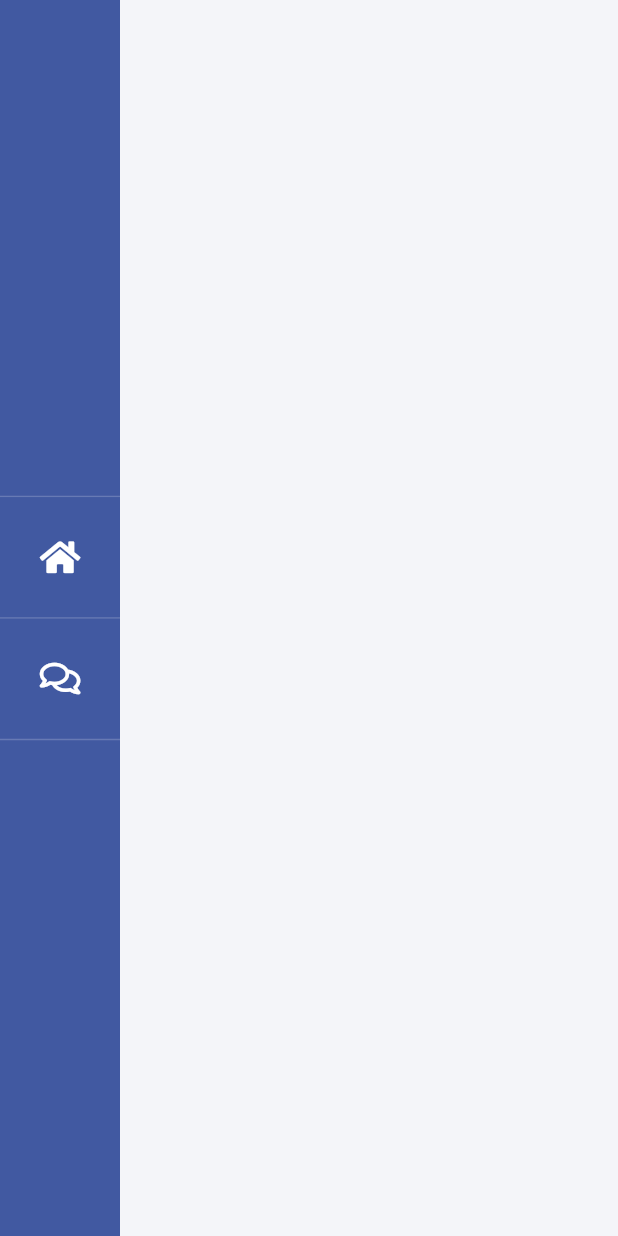
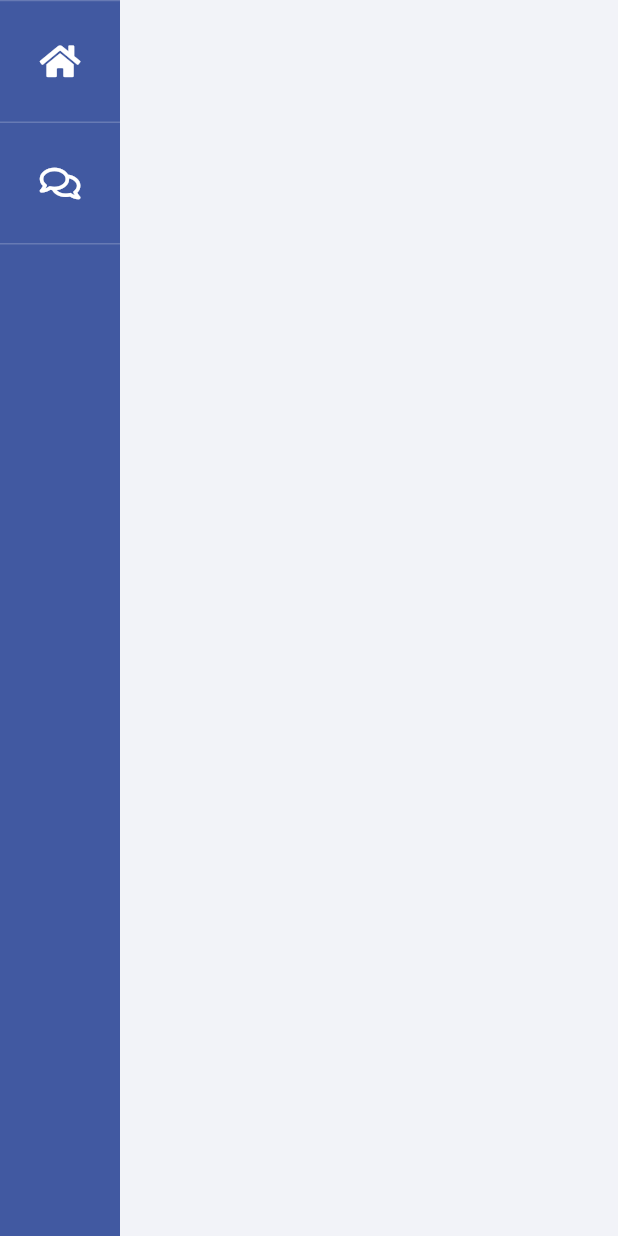
Before and after one commit to benhurott/flutter-demo, a Flutter app: the screen it shows after launch, on a phone screen of 412 x 824 dp. Run offline on Flutter 3.47's test engine with Material 2 defaults, Android fonts, the phone set to English and light mode, and no system bars; our stand-ins replace font_awesome_flutter.

Commit message:
feat(menu): adding messenger menu switcher

```diff
--- a/lib/main.dart
+++ b/lib/main.dart
@@ -10,10 +10,10 @@ class MainApp extends StatelessWidget {
   Widget build(BuildContext context) {
     return new MaterialApp(
       title: 'Flutter Demo',
-      theme: new ThemeData(
-          hintColor: Colors.blue,
-          buttonColor: Colors.blue
-      ),
+//      theme: new ThemeData(
+//          hintColor: Colors.blue,
+//          buttonColor: Colors.blue
+//      ),
       home: new Scaffold(
         body: new HomePage(),
       ),
--- a/lib/ui/components/lateral-menu/LateralMenu.dart
+++ b/lib/ui/components/lateral-menu/LateralMenu.dart
@@ -1,9 +1,18 @@
 import 'package:flutter/material.dart';
 import 'package:flutter_demo/ui/theme/ColorPalette.dart';
-import 'package:flutter_demo/ui/components/lateral-menu/buttons/HomeMenuButton.dart';
-import 'package:flutter_demo/ui/components/lateral-menu/buttons/ChatMenuButton.dart';
+import 'package:flutter_demo/ui/components/lateral-menu/MenuButton.dart';
+import 'package:flutter_demo/ui/components/lateral-menu/MenuSection.dart';
+import 'package:font_awesome_flutter/font_awesome_flutter.dart';
+
+const iconColor = Colors.white;
 
 class LateralMenu extends StatelessWidget{
+
+  LateralMenu({ Function onMenuSelected }) {
+    this.onMenuSelected = onMenuSelected ?? (MenuSection menu){};
+  }
+
+  Function onMenuSelected;
 
   Widget _renderMenuButtonDivisor() {
     return new Container(
@@ -12,20 +21,30 @@ class LateralMenu extends StatelessWidget{
     );
   }
 
+  _onHomeSelected() {
+    this.onMenuSelected(MenuSection.home);
+  }
+
+  _onChatSelected() {
+    this.onMenuSelected(MenuSection.messenger);
+  }
+
   @override
   Widget build(BuildContext context) {
     return new Container(
       color: ColorPalette.primaryBlue, width: 80.0,
+      child: new SafeArea(
         child: new Column(
-        mainAxisAlignment: MainAxisAlignment.center,
+          mainAxisAlignment: MainAxisAlignment.start,
           children: <Widget>[
             this._renderMenuButtonDivisor(),
-          new HomeMenuButton(),
+            new MenuButton(icon: new Icon(FontAwesomeIcons.home, color: iconColor), onSelect: this._onHomeSelected),
             this._renderMenuButtonDivisor(),
-          new ChatMenuButton(),
+            new MenuButton(icon: new Icon(FontAwesomeIcons.comments, color: iconColor), onSelect: this._onChatSelected),
             this._renderMenuButtonDivisor()
           ],
-      ),
+        )
+      )
     );
   }
 }
--- /dev/null
+++ b/lib/ui/components/lateral-menu/MenuButton.dart
@@ -0,0 +1,33 @@
+import 'package:flutter/material.dart';
+import 'package:flutter_demo/ui/theme/ColorPalette.dart';
+import 'package:font_awesome_flutter/font_awesome_flutter.dart';
+
+class MenuButton extends StatelessWidget {
+
+  MenuButton({this.icon, this.onSelect});
+
+  Icon icon;
+  Function onSelect;
+
+  @override
+  Widget build(BuildContext context) {
+    return new Container(
+      color: ColorPalette.primaryBlue,
+      height: 80.0,
+      child: new Material(
+        color: Colors.transparent,
+        child: new InkWell(
+          splashColor: Colors.white.withOpacity(0.2),
+          onTap: this.onSelect,
+          child: new Center(
+            child: new Container(
+                height: 30.0,
+                width: 30.0,
+                child: this.icon
+            ),
+          ),
+        ),
+      )
+    );
+  }
+}
--- /dev/null
+++ b/lib/ui/components/lateral-menu/MenuSection.dart
@@ -0,0 +1,4 @@
+enum MenuSection {
+  home,
+  messenger
+}
--- a/lib/ui/components/lateral-menu/buttons/ChatMenuButton.dart
+++ /dev/null
@@ -1,18 +0,0 @@
-import 'package:flutter/material.dart';
-import 'package:flutter_demo/ui/components/lateral-menu/buttons/BaseMenuButton.dart';
-import 'package:font_awesome_flutter/font_awesome_flutter.dart';
-
-class ChatMenuButton extends BaseMenuButton {
-//  @override
-//  String getIconName() {
-//    return "lib/ui/images/menu_chat.png";
-//  }
-
-  Icon getIcon(Color color) {
-    return new Icon(FontAwesomeIcons.comments, color: color);
-  }
-
-  onSelect() {
-    //todo
-  }
-}
--- a/lib/ui/components/lateral-menu/buttons/HomeMenuButton.dart
+++ /dev/null
@@ -1,20 +0,0 @@
-import 'package:flutter/material.dart';
-import 'package:flutter_demo/ui/components/lateral-menu/buttons/BaseMenuButton.dart';
-import 'package:font_awesome_flutter/font_awesome_flutter.dart';
-
-class HomeMenuButton extends BaseMenuButton {
-
-//  @override
-//  String getIconName() {
-//    return "lib/ui/images/menu_home.png";
-//  }
-
-  @override
-  Icon getIcon(Color color) {
-    return new Icon(FontAwesomeIcons.home, color: color);
-  }
-
-  onSelect() {
-    //todo
-  }
-}
--- a/lib/ui/pages/home/HomePage.dart
+++ b/lib/ui/pages/home/HomePage.dart
@@ -1,16 +1,53 @@
 import 'package:flutter/material.dart';
 import 'package:flutter_demo/ui/components/lateral-menu/LateralMenu.dart';
+import 'package:flutter_demo/ui/components/lateral-menu/MenuSection.dart';
+import 'package:flutter_demo/ui/theme/ColorPalette.dart';
+import 'package:flutter_demo/ui/pages/messenger/MessengerPage.dart';
 
-class HomePage extends StatelessWidget {
+class HomePage extends StatefulWidget {
+
+  HomePage({Key key}): super(key: key);
+
+  @override
+  State<StatefulWidget> createState() {
+    return new _HomePageState();
+  }
+}
+
+class _HomePageState extends State<HomePage> {
+  MenuSection _currentPage = MenuSection.home;
+
+  Widget _renderHomePage() {
+    return new Container(color: ColorPalette.pageBackgroundGray);
+  }
+
+  Widget _getPage() {
+    switch(this._currentPage) {
+      case MenuSection.home:
+        return this._renderHomePage();
+      case MenuSection.messenger:
+        return new MessengerPage();
+      default:
+        return null;
+    };
+  }
+
+  _onMenuChanged(MenuSection section) {
+    this.setState(() {
+      this._currentPage = section;
+    });
+  }
 
   @override
   Widget build(BuildContext context) {
     return new Container(
       child: new Row(
         children: <Widget>[
-          new LateralMenu(),
+          new LateralMenu(
+            onMenuSelected: this._onMenuChanged,
+          ),
           new Expanded(
-            child: new Container(color: new Color(0xFFF4F5F9)),
+            child: this._getPage(),
           )
         ],
       ),
--- a/lib/ui/theme/ColorPalette.dart
+++ b/lib/ui/theme/ColorPalette.dart
@@ -2,4 +2,5 @@ import 'package:flutter/material.dart';
 
 class ColorPalette {
   static const primaryBlue = Color(0xFF4159A1);
+  static const pageBackgroundGray = Color(0xFFF2F3F8);
 }
--- a/pubspec.yaml
+++ b/pubspec.yaml
@@ -9,6 +9,7 @@ dependencies:
   # Use with the CupertinoIcons class for iOS style icons.
   cupertino_icons: ^0.1.0
   font_awesome_flutter: 6.0.0
+  uuid: 1.0.0
 
 dev_dependencies:
   flutter_test:
```
Also changed, not shown: lib/core/types/Observable.dart (added, +34 -0 lines), lib/ui/components/lateral-menu/buttons/BaseMenuButton.dart (deleted, +0 -27 lines), lib/ui/pages/messenger/MessengerPage.dart (added, +9 -0 lines), pubspec.lock, 11 other files. Lines whose indentation alone changed are shown as unchanged.
